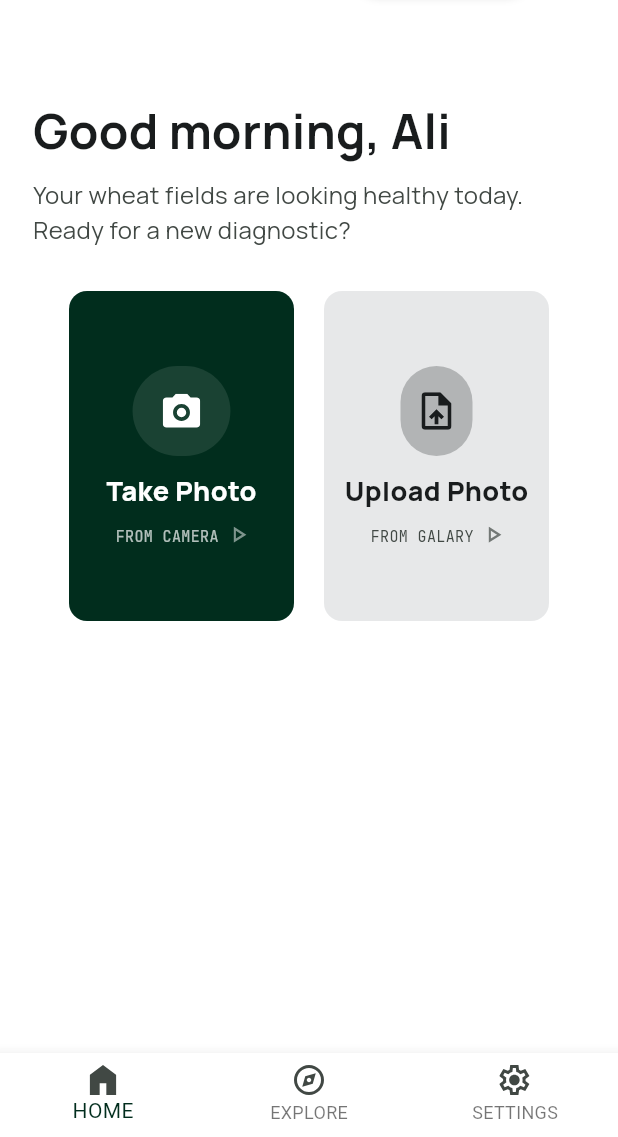
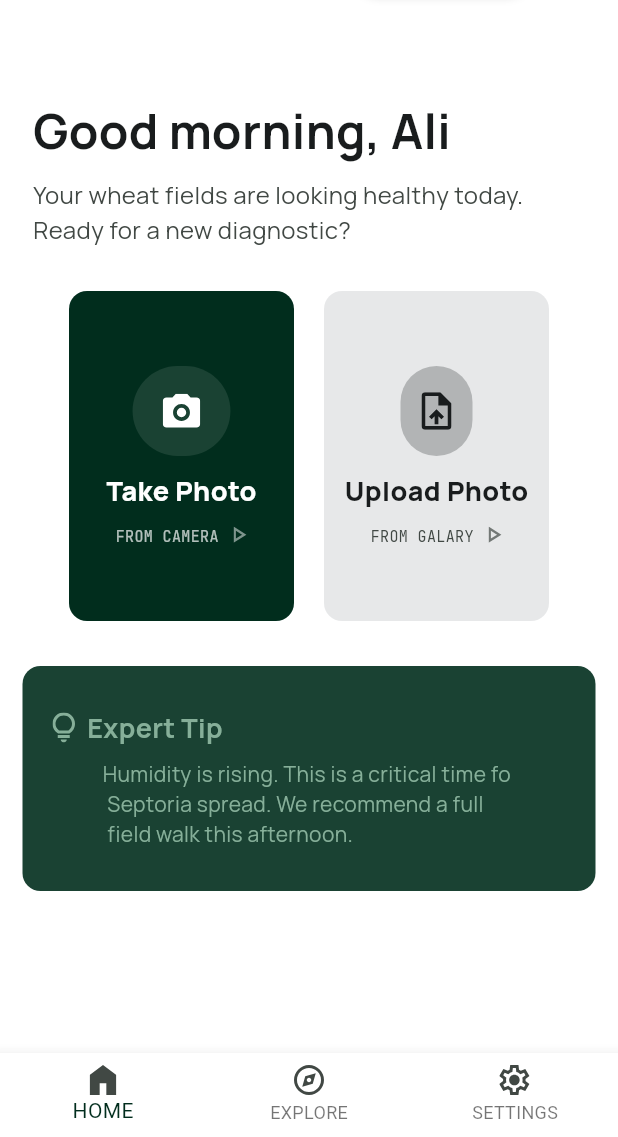
Before and after one commit to Aly-exe/Agro, a Flutter app: the screen it shows after launch, on a phone screen of 412 x 824 dp, the part 99-1236 px from its top. Run offline on Flutter 3.47's test engine with Material 3 defaults, Android fonts, the phone set to English and light mode, and no system bars; drawn by our look-alikes of flutter_toggle_tab; our stand-ins replace animated_splash_screen, audioplayers, bloc, cloud_firestore, curved_navigation_bar, firebase_auth and 8 more; accounts and stored records are empty.

Commit message:
refactor home screen & add Expert tip container

```diff
--- a/lib/features/classify/presentation/views/homescreen.dart
+++ b/lib/features/classify/presentation/views/homescreen.dart
@@ -1,7 +1,8 @@
-import 'package:agro/constants/colors.dart';
 import 'package:agro/features/classify/presentation/widgets/custombuttomnavigationbar.dart';
 import 'package:agro/features/classify/presentation/widgets/custtomAppBar.dart';
-import 'package:agro/features/classify/presentation/widgets/imageContainer.dart';
+import 'package:agro/features/classify/presentation/widgets/expertTipContainer.dart';
+import 'package:agro/features/classify/presentation/widgets/landingTextContainer.dart';
+import 'package:agro/features/classify/presentation/widgets/uploadandtakeimagecontainer.dart';
 import 'package:flutter/material.dart';
 
 class Homescreen extends StatelessWidget {
@@ -9,7 +10,7 @@ class Homescreen extends StatelessWidget {
 
   @override
   Widget build(BuildContext context) {
-    return Scaffold(
+    return const Scaffold(
       backgroundColor: Colors.white,
       appBar: CusttomAppBar(),
       body: Center(
@@ -23,61 +24,15 @@ class Homescreen extends StatelessWidget {
               children: [
                 Padding(
                   padding: EdgeInsets.symmetric(horizontal: 22),
-                  child: Column(
-                    crossAxisAlignment: CrossAxisAlignment.start,
-                    children: [
-                      Text(
-                        "Good morning, Ali",
-                        style: TextStyle(
-                          fontSize: 32,
-                          fontWeight: FontWeight.bold,
-                          fontFamily: "Manrope",
-                          color: AppColors.GreyTextColor,
-                        ),
-                      ),
-                      SizedBox(
-                        height: 8,
-                      ),
-                      Text(
-                        "Your wheat fields are looking healthy today.\nReady for a new diagnostic?",
-                        style: TextStyle(
-                          fontSize: 16,
-                          fontWeight: FontWeight.w400,
-                          fontFamily: "Manrope",
-                          color: AppColors.LightGreyTextColor,
-                        ),
-                      ),
-                    ],
-                  ),
+                  child:  const LandingTextContainer(name: "Ali"),
                 ),
-                SizedBox(
+               SizedBox(
                   height: 30,
                 ),
-                Row(
-                  mainAxisAlignment: MainAxisAlignment.center,
-                  children: [
-                    ImageContainer(
-                        color: AppColors.primaryColor,
-                        title: "Take Photo",
-                        Subtutle: "FROM CAMERA",
-                        innerColor: AppColors.lightPrimaryColor,
-                        icon: "assets/icons/cameraIcon.svg"),
-                    SizedBox(
-                      width: 20,
-                    ),
-                    ImageContainer(
-                      color: AppColors.imageContainerBackgroundColor,
-                      title: "Upload Photo",
-                      Subtutle: "FROM GALARY",
-                      innerColor: Color(0xFFB2B4B5),
-                      icon: "assets/icons/uploadfileIcon.svg",
-                      titleColor: AppColors.GreyTextColor,
-                      subtitleColor: AppColors.LightGreyTextColor,
-                      playIconColor: AppColors.LightGreyTextColor,
-                    ),
-                  ],
-                )
-              ],
+                const UploadAndTakeImageContainer() ,
+                const SizedBox(height: 30,),
+                ExpertTipContainer()
+                ],
             ),
           ],
         ),
--- /dev/null
+++ b/lib/features/classify/presentation/widgets/expertTipContainer.dart
@@ -0,0 +1,58 @@
+import 'package:agro/constants/colors.dart';
+import 'package:flutter/material.dart';
+import 'package:flutter_svg/svg.dart';
+
+class ExpertTipContainer extends StatelessWidget {
+  const ExpertTipContainer({super.key});
+
+  @override
+  Widget build(BuildContext context) {
+    return Padding(
+      padding: const EdgeInsets.symmetric(horizontal: 15),
+      child: Container(
+        height: 150,
+        decoration: BoxDecoration(
+          color: AppColors.lightPrimaryColor,
+          borderRadius: BorderRadius.all(Radius.circular(12)),
+        ),
+        child: Column(
+          mainAxisAlignment: MainAxisAlignment.center,
+          children: [
+            Padding(
+              padding: const EdgeInsets.symmetric(horizontal: 20.0),
+              child: Row(
+                children: [
+                  SvgPicture.asset("assets/icons/tipIcon.svg"),
+                  SizedBox(
+                    width: 8,
+                  ),
+                  Text(
+                    "Expert Tip",
+                    style: TextStyle(
+                      fontSize: 18,
+                      fontWeight: FontWeight.bold,
+                      fontFamily: "Manrope",
+                      color: Color(0xFF86AF99),
+                    ),
+                  ),
+                ],
+              ),
+            ),
+            SizedBox(
+              height: 8,
+            ),
+            Text(
+              "Humidity is rising. This is a critical time fo \n Septoria spread. We recommend a full\n field walk this afternoon.",
+              style: TextStyle(
+                fontSize: 14,
+                fontWeight: FontWeight.w400,
+                fontFamily: "Manrope",
+                color: Color(0xFF86AF99),
+              ),
+            ),
+          ],
+        ),
+      ),
+    );
+  }
+}
--- /dev/null
+++ b/lib/features/classify/presentation/widgets/landingTextContainer.dart
@@ -0,0 +1,36 @@
+import 'package:agro/constants/colors.dart';
+import 'package:flutter/material.dart';
+
+class LandingTextContainer extends StatelessWidget {
+  const LandingTextContainer({super.key, required this.name});
+  final String name;
+  @override
+  Widget build(BuildContext context) {
+    return const Column(
+                    crossAxisAlignment: CrossAxisAlignment.start,
+                    children: [
+                      Text(
+                        "Good morning, Ali",
+                        style: TextStyle(
+                          fontSize: 32,
+                          fontWeight: FontWeight.bold,
+                          fontFamily: "Manrope",
+                          color: AppColors.GreyTextColor,
+                        ),
+                      ),
+                      SizedBox(
+                        height: 8,
+                      ),
+                      Text(
+                        "Your wheat fields are looking healthy today.\nReady for a new diagnostic?",
+                        style: TextStyle(
+                          fontSize: 16,
+                          fontWeight: FontWeight.w400,
+                          fontFamily: "Manrope",
+                          color: AppColors.LightGreyTextColor,
+                        ),
+                      ),
+                    ],
+                  );
+  }
+}
--- /dev/null
+++ b/lib/features/classify/presentation/widgets/uploadandtakeimagecontainer.dart
@@ -0,0 +1,35 @@
+import 'package:agro/constants/colors.dart';
+import 'package:agro/features/classify/presentation/widgets/imageContainer.dart';
+import 'package:flutter/material.dart';
+
+class UploadAndTakeImageContainer extends StatelessWidget {
+  const UploadAndTakeImageContainer({super.key});
+
+  @override
+  Widget build(BuildContext context) {
+    return const Row(
+      mainAxisAlignment: MainAxisAlignment.center,
+      children: [
+        ImageContainer(
+            color: AppColors.primaryColor,
+            title: "Take Photo",
+            Subtutle: "FROM CAMERA",
+            innerColor: AppColors.lightPrimaryColor,
+            icon: "assets/icons/cameraIcon.svg"),
+        SizedBox(
+          width: 20,
+        ),
+        ImageContainer(
+          color: AppColors.imageContainerBackgroundColor,
+          title: "Upload Photo",
+          Subtutle: "FROM GALARY",
+          innerColor: Color(0xFFB2B4B5),
+          icon: "assets/icons/uploadfileIcon.svg",
+          titleColor: AppColors.GreyTextColor,
+          subtitleColor: AppColors.LightGreyTextColor,
+          playIconColor: AppColors.LightGreyTextColor,
+        ),
+      ],
+    );
+  }
+}
```
